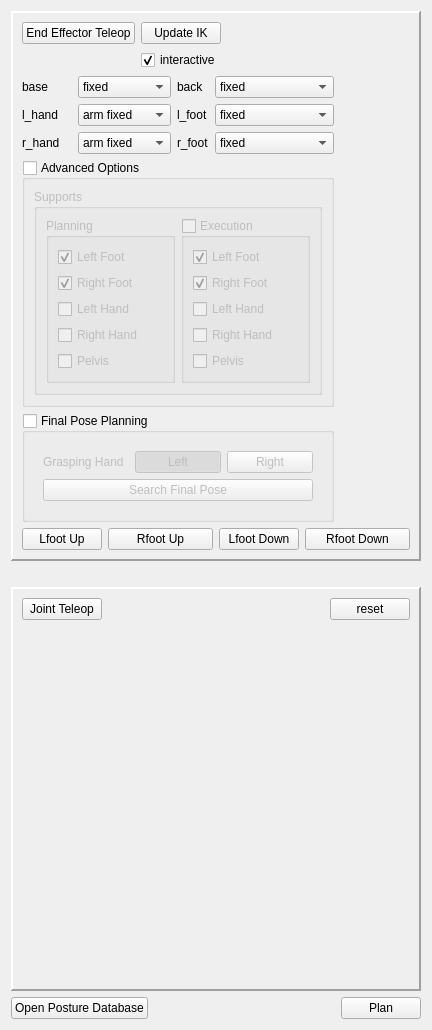
First picture: the form in src/app/ddTeleopPanel.ui, repository RobotLocomotion/director, before the edit.
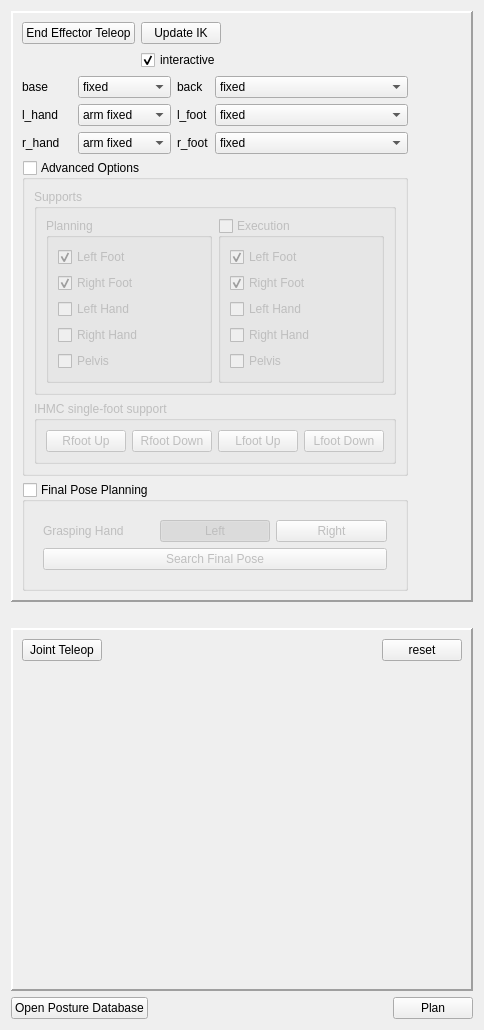
Second picture: the form after the edit.

Commit message: swap buttons position

```diff
--- a/src/app/ddTeleopPanel.ui
+++ b/src/app/ddTeleopPanel.ui
@@ -6,7 +6,7 @@
    <rect>
     <x>0</x>
     <y>0</y>
-    <width>432</width>
+    <width>484</width>
     <height>1030</height>
    </rect>
   </property>
@@ -584,6 +584,55 @@
            </layout>
           </widget>
          </item>
+         <item>
+          <widget class="QGroupBox" name="groupBox_3">
+           <property name="title">
+            <string>IHMC single-foot support</string>
+           </property>
+           <layout class="QHBoxLayout" name="horizontalLayout_2">
+            <item>
+             <widget class="QPushButton" name="rFootUpButton">
+              <property name="text">
+               <string>Rfoot Up</string>
+              </property>
+             </widget>
+            </item>
+            <item>
+             <widget class="QPushButton" name="rFootDownButton">
+              <property name="text">
+               <string>Rfoot Down</string>
+              </property>
+             </widget>
+            </item>
+            <item>
+             <widget class="QPushButton" name="lFootUpButton">
+              <property name="sizePolicy">
+               <sizepolicy hsizetype="Maximum" vsizetype="Fixed">
+                <horstretch>0</horstretch>
+                <verstretch>0</verstretch>
+               </sizepolicy>
+              </property>
+              <property name="text">
+               <string>Lfoot Up</string>
+              </property>
+             </widget>
+            </item>
+            <item>
+             <widget class="QPushButton" name="lFootDownButton">
+              <property name="sizePolicy">
+               <sizepolicy hsizetype="Maximum" vsizetype="Fixed">
+                <horstretch>0</horstretch>
+                <verstretch>0</verstretch>
+               </sizepolicy>
+              </property>
+              <property name="text">
+               <string>Lfoot Down</string>
+              </property>
+             </widget>
+            </item>
+           </layout>
+          </widget>
+         </item>
         </layout>
        </widget>
       </item>
@@ -628,50 +677,6 @@
         </item>
        </widget>
       </item>
-      <item row="7" column="0" colspan="7">
-       <layout class="QHBoxLayout" name="horizontalLayout_3">
-        <item>
-         <widget class="QPushButton" name="lFootUpButton">
-          <property name="sizePolicy">
-           <sizepolicy hsizetype="Maximum" vsizetype="Fixed">
-            <horstretch>0</horstretch>
-            <verstretch>0</verstretch>
-           </sizepolicy>
-          </property>
-          <property name="text">
-           <string>Lfoot Up</string>
-          </property>
-         </widget>
-        </item>
-        <item>
-         <widget class="QPushButton" name="rFootUpButton">
-          <property name="text">
-           <string>Rfoot Up</string>
-          </property>
-         </widget>
-        </item>
-        <item>
-         <widget class="QPushButton" name="lFootDownButton">
-          <property name="sizePolicy">
-           <sizepolicy hsizetype="Maximum" vsizetype="Fixed">
-            <horstretch>0</horstretch>
-            <verstretch>0</verstretch>
-           </sizepolicy>
-          </property>
-          <property name="text">
-           <string>Lfoot Down</string>
-          </property>
-         </widget>
-        </item>
-        <item>
-         <widget class="QPushButton" name="rFootDownButton">
-          <property name="text">
-           <string>Rfoot Down</string>
-          </property>
-         </widget>
-        </item>
-       </layout>
-      </item>
      </layout>
     </widget>
    </item>
```
